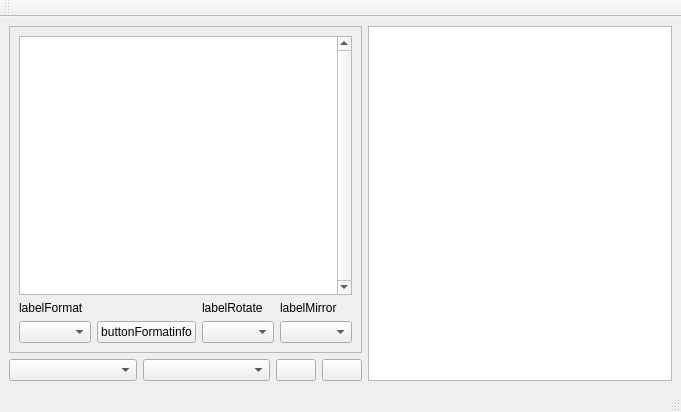
Old version of the form UI/Main.ui in the repository ADM228/ADM-CHR.
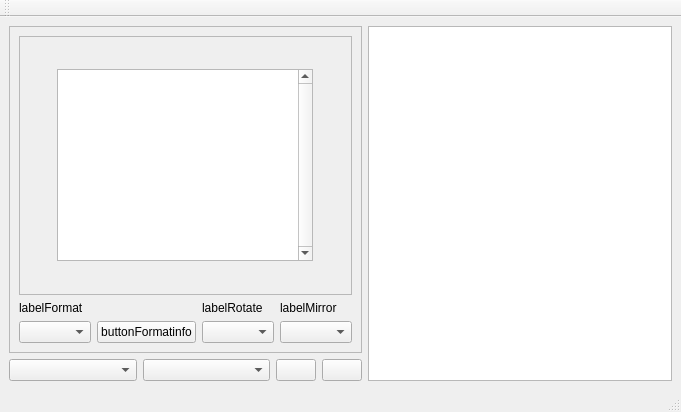
New version of the form. Icons and pictures are not drawn.

Commit message: Back to Qt5, Square windows for graphics THAT ACTUALLY [REDACTED] WORK

Patch:
```diff
--- a/UI/Main.ui
+++ b/UI/Main.ui
@@ -52,25 +52,70 @@
         </property>
         <layout class="QVBoxLayout" name="verticalLayout_5">
          <item>
-          <widget class="QGraphicsView" name="graphicsPicture">
+          <widget class="QFrame" name="frame_3">
            <property name="sizePolicy">
             <sizepolicy hsizetype="Expanding" vsizetype="Expanding">
              <horstretch>0</horstretch>
              <verstretch>0</verstretch>
             </sizepolicy>
            </property>
+           <property name="frameShape">
+            <enum>QFrame::StyledPanel</enum>
+           </property>
            <property name="frameShadow">
             <enum>QFrame::Plain</enum>
            </property>
-           <property name="verticalScrollBarPolicy">
-            <enum>Qt::ScrollBarAlwaysOn</enum>
+           <property name="lineWidth">
+            <number>0</number>
            </property>
-           <property name="horizontalScrollBarPolicy">
-            <enum>Qt::ScrollBarAlwaysOff</enum>
-           </property>
-           <property name="renderHints">
-            <set>QPainter::HighQualityAntialiasing</set>
-           </property>
+           <layout class="QHBoxLayout" name="horizontalLayout">
+            <property name="spacing">
+             <number>0</number>
+            </property>
+            <property name="sizeConstraint">
+             <enum>QLayout::SetNoConstraint</enum>
+            </property>
+            <property name="leftMargin">
+             <number>0</number>
+            </property>
+            <property name="topMargin">
+             <number>0</number>
+            </property>
+            <property name="rightMargin">
+             <number>0</number>
+            </property>
+            <property name="bottomMargin">
+             <number>0</number>
+            </property>
+            <item>
+             <widget class="QGraphicsView" name="graphicsPicture">
+              <property name="sizePolicy">
+               <sizepolicy hsizetype="Maximum" vsizetype="Maximum">
+                <horstretch>0</horstretch>
+                <verstretch>0</verstretch>
+               </sizepolicy>
+              </property>
+              <property name="minimumSize">
+               <size>
+                <width>2</width>
+                <height>2</height>
+               </size>
+              </property>
+              <property name="frameShadow">
+               <enum>QFrame::Sunken</enum>
+              </property>
+              <property name="verticalScrollBarPolicy">
+               <enum>Qt::ScrollBarAlwaysOn</enum>
+              </property>
+              <property name="horizontalScrollBarPolicy">
+               <enum>Qt::ScrollBarAlwaysOff</enum>
+              </property>
+              <property name="renderHints">
+               <set>QPainter::HighQualityAntialiasing</set>
+              </property>
+             </widget>
+            </item>
+           </layout>
           </widget>
          </item>
          <item>
```
Left out of the diff: 12 changed lines with no effect on the pictures. The commit also changes 3 other files.
